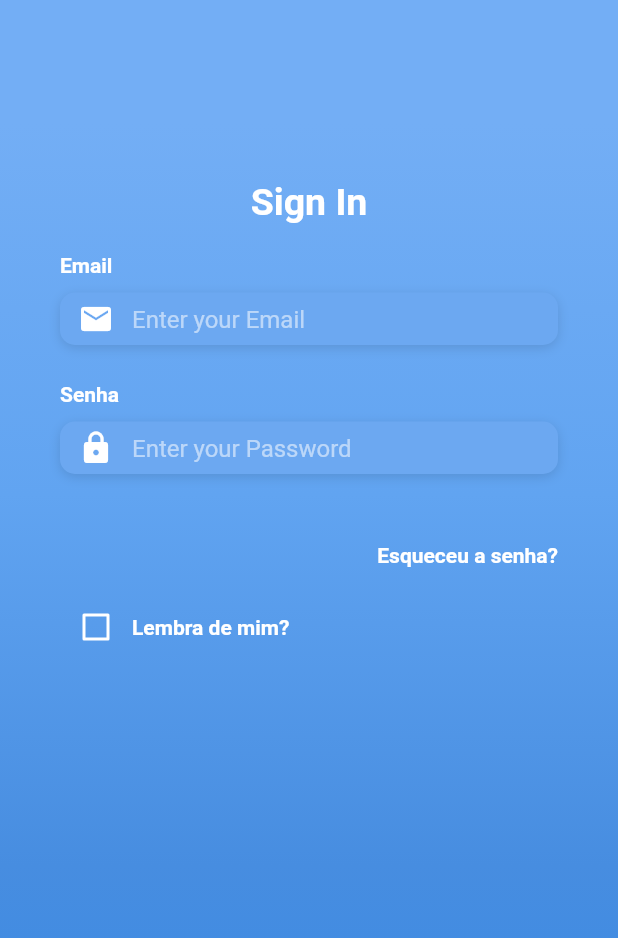
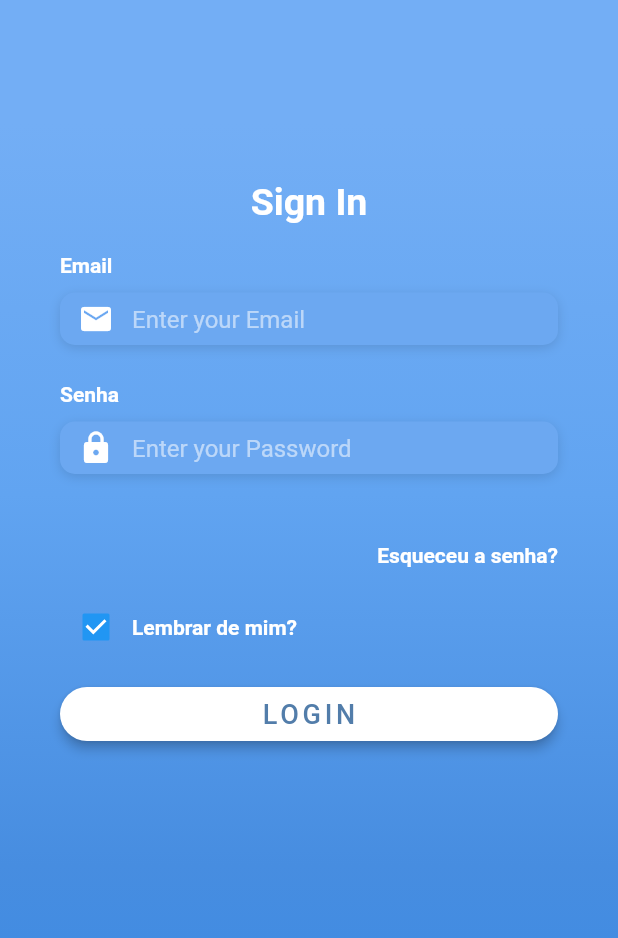
Before and after one commit to silv4b/login-screen, a Flutter app: the screen it shows after launch, on a phone screen of 412 x 824 dp. Shown: the top 938 px of the screen. Run offline on Flutter 3.47's test engine with Material 2 defaults, Android fonts, the phone set to English and light mode, and no system bars; Roboto replaces fonts that are missing (OpenSans, Opensans).

Commit message:
login page com: email, senha, 'lembra de mim', 'esqueceu senha', botao login

```diff
--- a/lib/screens/login_screen.dart
+++ b/lib/screens/login_screen.dart
@@ -10,7 +10,7 @@ class LoginScreen extends StatefulWidget {
 }
 
 class _LoginScreenState extends State<LoginScreen> {
-  bool _lembraDeMim = false;
+  bool _lembraDeMim = true;
 
   //função que cria o widget de email
   Widget _labelEmail() {
@@ -95,7 +95,7 @@ class _LoginScreenState extends State<LoginScreen> {
   }
 
   //Caixa de selecao p 'lembrar de mim?'
-  Widget _caixaDeSelecao() {
+  Widget _caixaDeSelecaoLembrarLembrar() {
     return Container(
       child: Row(
         children: <Widget>[
@@ -114,10 +114,34 @@ class _LoginScreenState extends State<LoginScreen> {
             ),
           ),
           Text(
-            'Lembra de mim?',
+            'Lembrar de mim?',
             style: kLabelStyle,
           ),
         ],
+      ),
+    );
+  }
+
+  //botão de login
+  Widget _botaoLogin() {
+    return Container(
+      padding: EdgeInsets.symmetric(vertical: 10.0),
+      width: double.infinity,
+      child: RaisedButton(
+        elevation: 3.0,
+        onPressed: () => print('Botão de login pressionado'),
+        shape: RoundedRectangleBorder(
+          borderRadius: BorderRadius.circular(30.0),
+        ),
+        color: Colors.white,
+        child: Text(
+          'LOGIN',
+          style: TextStyle(
+              color: Color(0xFF527DAA),
+              letterSpacing: 2.5,
+              fontFamily: 'OpenSans',
+              fontSize: 18.0),
+        ),
       ),
     );
   }
@@ -174,7 +198,8 @@ class _LoginScreenState extends State<LoginScreen> {
                   SizedBox(height: 30.0),
                   _textoEsqueceuSenha(),
                   //! CAIXINHA DE MARCAR 'LEMBRA DE MIM'
-                  _caixaDeSelecao(),
+                  _caixaDeSelecaoLembrarLembrar(),
+                  _botaoLogin(),
                 ],
               ),
             ),
```
